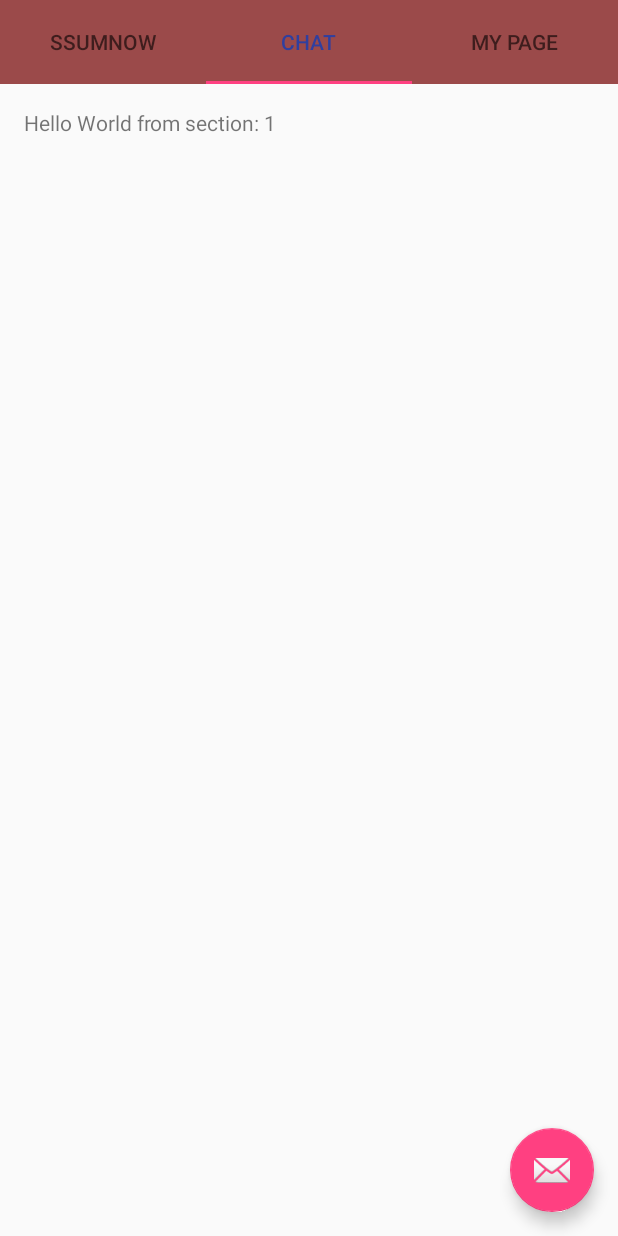
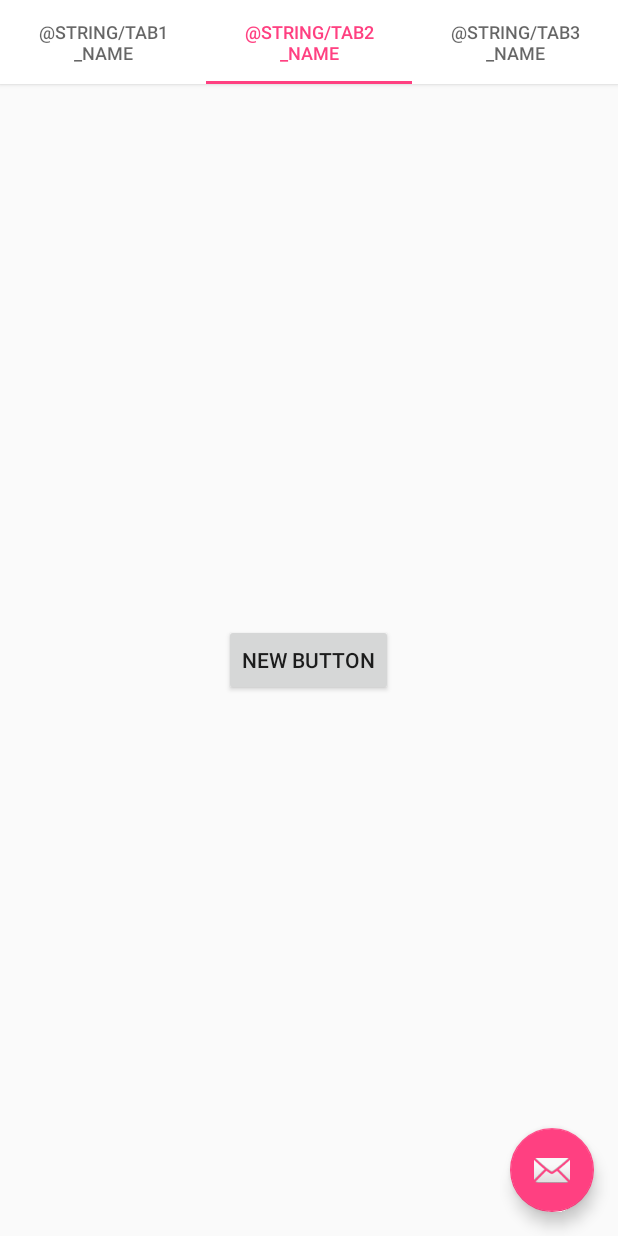
Before and after one commit to doverpv/Ssumnow, an Android app: the screen it shows after launch (MainActivity), tab 2 chosen, on a phone screen of 412 x 824 dp. Run offline under Robolectric (Android 15) with nearby library versions, the phone set to English and light mode, and no system bars.

```diff
--- a/app/build.gradle
+++ b/app/build.gradle
@@ -24,4 +24,7 @@ dependencies {
     testCompile 'junit:junit:4.12'
     compile 'com.android.support:appcompat-v7:23.3.0'
     compile 'com.android.support:design:23.3.0'
+
+    compile group: 'com.kakao.sdk', name: 'push', version: project.KAKAO_SDK_VERSION
+    compile group: 'com.kakao.sdk', name: 'usermgmt', version: project.KAKAO_SDK_VERSION
 }
--- a/app/src/main/java/com/a37do/ssumnow/MainActivity.java
+++ b/app/src/main/java/com/a37do/ssumnow/MainActivity.java
@@ -1,24 +1,23 @@
 package com.a37do.ssumnow;
 
+import android.os.Bundle;
 import android.support.design.widget.FloatingActionButton;
 import android.support.design.widget.Snackbar;
-import android.support.v7.app.AppCompatActivity;
-import android.support.v7.widget.Toolbar;
-
+import android.support.design.widget.TabLayout;
 import android.support.v4.app.Fragment;
 import android.support.v4.app.FragmentManager;
 import android.support.v4.app.FragmentPagerAdapter;
 import android.support.v4.view.ViewPager;
-import android.os.Bundle;
+import android.support.v7.app.AppCompatActivity;
 import android.view.LayoutInflater;
-import android.view.Menu;
-import android.view.MenuItem;
 import android.view.View;
 import android.view.ViewGroup;
-
 import android.widget.TextView;
 
 public class MainActivity extends AppCompatActivity {
+    private TabFragment1 tab1;
+    private TabFragment2 tab2;
+    private TabFragment3 tab3;
 
     /**
      * The {@link android.support.v4.view.PagerAdapter} that will provide
@@ -40,6 +39,10 @@ public class MainActivity extends AppCompatActivity {
         super.onCreate(savedInstanceState);
         setContentView(R.layout.activity_main);
 
+        tab1 = new TabFragment1();
+        tab2 = new TabFragment2();
+        tab3 = new TabFragment3();
+
         // Create the adapter that will return a fragment for each of the three
         // primary sections of the activity.
         mSectionsPagerAdapter = new SectionsPagerAdapter(getSupportFragmentManager());
@@ -47,6 +50,9 @@ public class MainActivity extends AppCompatActivity {
         // Set up the ViewPager with the sections adapter.
         mViewPager = (ViewPager) findViewById(R.id.container);
         mViewPager.setAdapter(mSectionsPagerAdapter);
+
+        TabLayout tabLayout = (TabLayout) findViewById(R.id.tabs);
+        tabLayout.setupWithViewPager(mViewPager);
 
 
         FloatingActionButton fab = (FloatingActionButton) findViewById(R.id.fab);
@@ -58,29 +64,6 @@ public class MainActivity extends AppCompatActivity {
             }
         });
 
-    }
-
-
-    @Override
-    public boolean onCreateOptionsMenu(Menu menu) {
-        // Inflate the menu; this adds items to the action bar if it is present.
-        getMenuInflater().inflate(R.menu.menu_main, menu);
-        return true;
-    }
-
-    @Override
-    public boolean onOptionsItemSelected(MenuItem item) {
-        // Handle action bar item clicks here. The action bar will
-        // automatically handle clicks on the Home/Up button, so long
-        // as you specify a parent activity in AndroidManifest.xml.
-        int id = item.getItemId();
-
-        //noinspection SimplifiableIfStatement
-        if (id == R.id.action_settings) {
-            return true;
-        }
-
-        return super.onOptionsItemSelected(item);
     }
 
     /**
@@ -131,8 +114,17 @@ public class MainActivity extends AppCompatActivity {
         @Override
         public Fragment getItem(int position) {
             // getItem is called to instantiate the fragment for the given page.
-            // Return a PlaceholderFragment (defined as a static inner class below).
-            return PlaceholderFragment.newInstance(position + 1);
+            // Return a PlaceholderFragment
+            switch (position) {
+                case 0:
+                    return tab1;
+                case 1:
+                    return tab2;
+                case 2:
+                    return tab3;
+                default:
+                    return null;
+            }
         }
 
         @Override
@@ -145,11 +137,11 @@ public class MainActivity extends AppCompatActivity {
         public CharSequence getPageTitle(int position) {
             switch (position) {
                 case 0:
-                    return "SECTION 1";
+                    return "@string/tab1_name";
                 case 1:
-                    return "SECTION 2";
+                    return "@string/tab2_name";
                 case 2:
-                    return "SECTION 3";
+                    return "@string/tab3_name";
             }
             return null;
         }
--- /dev/null
+++ b/app/src/main/java/com/a37do/ssumnow/TabFragment1.java
@@ -0,0 +1,17 @@
+package com.a37do.ssumnow;
+
+import android.os.Bundle;
+import android.support.v4.app.Fragment;
+import android.view.LayoutInflater;
+import android.view.View;
+import android.view.ViewGroup;
+
+/**
+ * Created by hhylu on 2016-05-05.
+ */
+public class TabFragment1 extends Fragment {
+    public View onCreateView(LayoutInflater inflater, ViewGroup container, Bundle savedInstanceState) {
+        View inflate = inflater.inflate(R.layout.tab_fragment_1, container, false);
+        return inflate;
+    }
+}
--- /dev/null
+++ b/app/src/main/java/com/a37do/ssumnow/TabFragment2.java
@@ -0,0 +1,17 @@
+package com.a37do.ssumnow;
+
+import android.os.Bundle;
+import android.support.v4.app.Fragment;
+import android.view.LayoutInflater;
+import android.view.View;
+import android.view.ViewGroup;
+
+/**
+ * Created by hhylu on 2016-02-04.
+ */
+public class TabFragment2 extends Fragment {
+    public View onCreateView(LayoutInflater inflater, ViewGroup container, Bundle savedInstanceState) {
+        View inflate = inflater.inflate(R.layout.tab_fragment_2, container, false);
+        return inflate;
+    }
+}
--- /dev/null
+++ b/app/src/main/java/com/a37do/ssumnow/TabFragment3.java
@@ -0,0 +1,17 @@
+package com.a37do.ssumnow;
+
+import android.os.Bundle;
+import android.support.v4.app.Fragment;
+import android.view.LayoutInflater;
+import android.view.View;
+import android.view.ViewGroup;
+
+/**
+ * Created by hhylu on 2016-05-05.
+ */
+public class TabFragment3 extends Fragment {
+    public View onCreateView(LayoutInflater inflater, ViewGroup container, Bundle savedInstanceState) {
+        View inflate = inflater.inflate(R.layout.tab_fragment_3, container, false);
+        return inflate;
+    }
+}
--- a/app/src/main/res/layout/activity_main.xml
+++ b/app/src/main/res/layout/activity_main.xml
@@ -16,28 +16,26 @@
             android:id="@+id/tabs"
             android:layout_width="match_parent"
             android:layout_height="56dp"
-            app:tabSelectedTextColor="@color/colorPrimaryDark"
+            app:tabSelectedTextColor="@color/colorAccent"
             app:tabIndicatorColor="@color/colorAccent"
             app:tabIndicatorHeight="2dp"
-            android:background="#9b4a4a">
+            android:elevation="2dp"
+            android:background="@color/colorPrimary">
 
             <android.support.design.widget.TabItem
                 android:id="@+id/tab1"
                 android:layout_width="match_parent"
-                android:layout_height="match_parent"
-                android:text="@string/tab1_name"/>
+                android:layout_height="match_parent"/>
 
             <android.support.design.widget.TabItem
                 android:id="@+id/tab2"
                 android:layout_width="match_parent"
-                android:layout_height="match_parent"
-                android:text="@string/tab2_name"/>
+                android:layout_height="match_parent"/>
 
             <android.support.design.widget.TabItem
                 android:id="@+id/tab3"
                 android:layout_width="match_parent"
-                android:layout_height="match_parent"
-                android:text="@string/tab3_name"/>
+                android:layout_height="match_parent"/>
 
         </android.support.design.widget.TabLayout>
 
--- /dev/null
+++ b/app/src/main/res/layout/tab_fragment_2.xml
@@ -0,0 +1,12 @@
+<?xml version="1.0" encoding="utf-8"?>
+<RelativeLayout xmlns:android="http://schemas.android.com/apk/res/android"
+    android:layout_width="match_parent" android:layout_height="match_parent">
+
+    <Button
+        android:layout_width="wrap_content"
+        android:layout_height="wrap_content"
+        android:text="New Button"
+        android:id="@+id/button"
+        android:layout_centerVertical="true"
+        android:layout_centerHorizontal="true" />
+</RelativeLayout>
--- a/app/src/main/res/menu/menu_main.xml
+++ /dev/null
@@ -1,10 +0,0 @@
-<menu xmlns:android="http://schemas.android.com/apk/res/android"
-    xmlns:app="http://schemas.android.com/apk/res-auto"
-    xmlns:tools="http://schemas.android.com/tools"
-    tools:context="com.a37do.ssumnow.MainActivity">
-    <item
-        android:id="@+id/action_settings"
-        android:orderInCategory="100"
-        android:title="@string/action_settings"
-        app:showAsAction="never" />
-</menu>
--- a/app/src/main/res/values/colors.xml
+++ b/app/src/main/res/values/colors.xml
@@ -1,6 +1,6 @@
 <?xml version="1.0" encoding="utf-8"?>
 <resources>
-    <color name="colorPrimary">#3F51B5</color>
+    <color name="colorPrimary">#ffffff</color>
     <color name="colorPrimaryDark">#303F9F</color>
     <color name="colorAccent">#FF4081</color>
 </resources>
--- a/gradle.properties
+++ b/gradle.properties
@@ -16,3 +16,6 @@
 # This option should only be used with decoupled projects. More details, visit
 # http://www.gradle.org/docs/current/userguide/multi_project_builds.html#sec:decoupled_projects
 # org.gradle.parallel=true
+
+KAKAO_SDK_GROUP=com.kakao.sdk
+KAKAO_SDK_VERSION =1.1.15
```
Also changed, not shown: app/src/main/AndroidManifest.xml (+9 -4 lines), app/src/main/res/layout/tab_fragment_1.xml (added, +12 -0 lines), app/src/main/res/layout/tab_fragment_3.xml (added, +12 -0 lines), app/src/main/res/values-w820dp/kakao_strings.xml (added, +7 -0 lines), build.gradle (+7 -0 lines), 1 other file.
